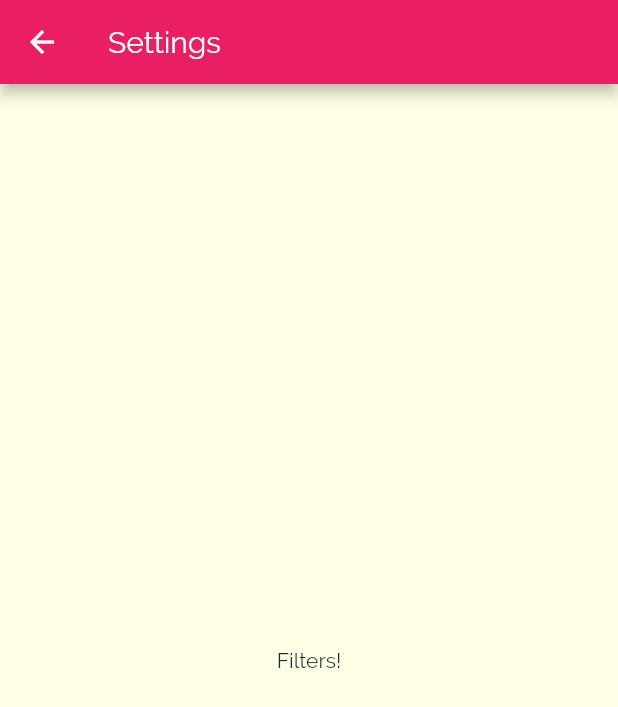
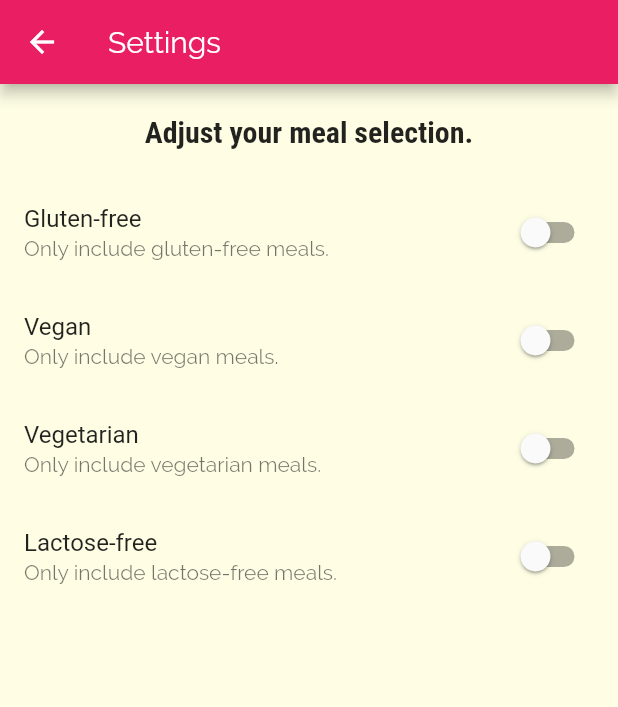
Before and after one commit to wcoder/flutter-playground, a Flutter app: the SettingsPage screen opened by its route, on a phone screen of 412 x 824 dp. Shown: the top 707 px of the screen. Run offline on Flutter 3.47's test engine with Material 2 defaults, Android fonts, the phone set to English and light mode, and no system bars.

Commit message:
Add UI for settings page

```diff
--- a/meals_app/lib/pages/settings_page.dart
+++ b/meals_app/lib/pages/settings_page.dart
@@ -1,14 +1,91 @@
 import 'package:flutter/material.dart';
 
-class SettingsPage extends StatelessWidget {
+class SettingsPage extends StatefulWidget {
+  @override
+  State<StatefulWidget> createState() => _SettingsPageState();
+}
+
+class _SettingsPageState extends State<SettingsPage> {
+  bool _isGlutenFree = false;
+  bool _isVegan = false;
+  bool _isVegetarian = false;
+  bool _isLactoseFree = false;
+
+  Widget _buildSwitchListTile(
+    String title,
+    String description,
+    bool currentValue,
+    Function changed) {
+    return SwitchListTile(
+      title: Text(title),
+      subtitle: Text(description),
+      value: _isGlutenFree,
+      onChanged: changed,
+    );
+  }
+
   @override
   Widget build(BuildContext context) {
     return Scaffold(
       appBar: AppBar(
         title: Text('Settings'),
       ),
-      body: Center(
-        child: Text('Filters!'),
+      body: Column(
+        children: <Widget>[
+          Container(
+            padding: const EdgeInsets.all(20),
+            child: Text(
+              'Adjust your meal selection.',
+              style: Theme.of(context).textTheme.title,
+            ),
+          ),
+          Expanded(
+            child: ListView(
+              children: <Widget>[
+                _buildSwitchListTile(
+                  'Gluten-free',
+                  'Only include gluten-free meals.',
+                  _isGlutenFree,
+                  (newValue) {
+                    setState(() {
+                      _isGlutenFree = newValue;
+                    });
+                  },
+                ),
+                _buildSwitchListTile(
+                  'Vegan',
+                  'Only include vegan meals.',
+                  _isVegan,
+                  (newValue) {
+                    setState(() {
+                      _isVegan = newValue;
+                    });
+                  },
+                ),
+                _buildSwitchListTile(
+                  'Vegetarian',
+                  'Only include vegetarian meals.',
+                  _isVegetarian,
+                  (newValue) {
+                    setState(() {
+                      _isVegetarian = newValue;
+                    });
+                  },
+                ),
+                _buildSwitchListTile(
+                  'Lactose-free',
+                  'Only include lactose-free meals.',
+                  _isLactoseFree,
+                  (newValue) {
+                    setState(() {
+                      _isLactoseFree = newValue;
+                    });
+                  },
+                ),
+              ],
+            ),
+          )
+        ],
       ),
     );
   }
```
